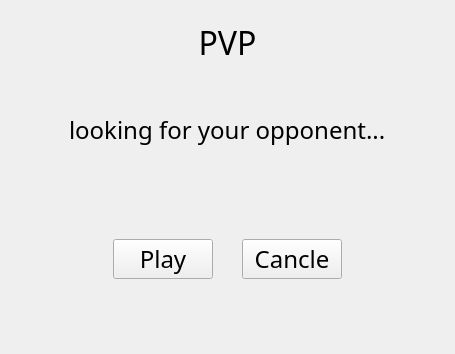
This is nitin_venv/Chess-master/wui/pvp.ui in NetworkProgramming-20212-Group1/ChessMultiplayer as Qt 5 draws it before an edit. The edited form follows.
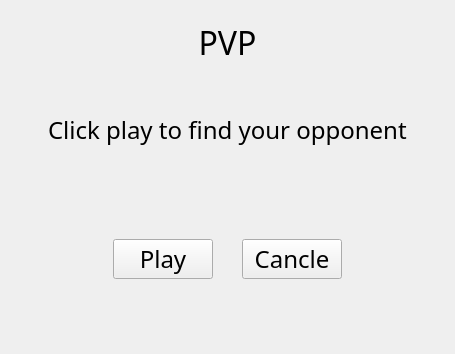
This is the edited form. Icons and pictures are not drawn.

The edit to the form file:
```diff
--- a/nitin_venv/Chess-master/wui/pvp.ui
+++ b/nitin_venv/Chess-master/wui/pvp.ui
@@ -119,7 +119,7 @@
             </font>
            </property>
            <property name="text">
-            <string>looking for your opponent...</string>
+            <string>Click play to find your opponent</string>
            </property>
           </widget>
          </item>
```
Left out of the diff: 6 changed lines with no effect on the pictures.
